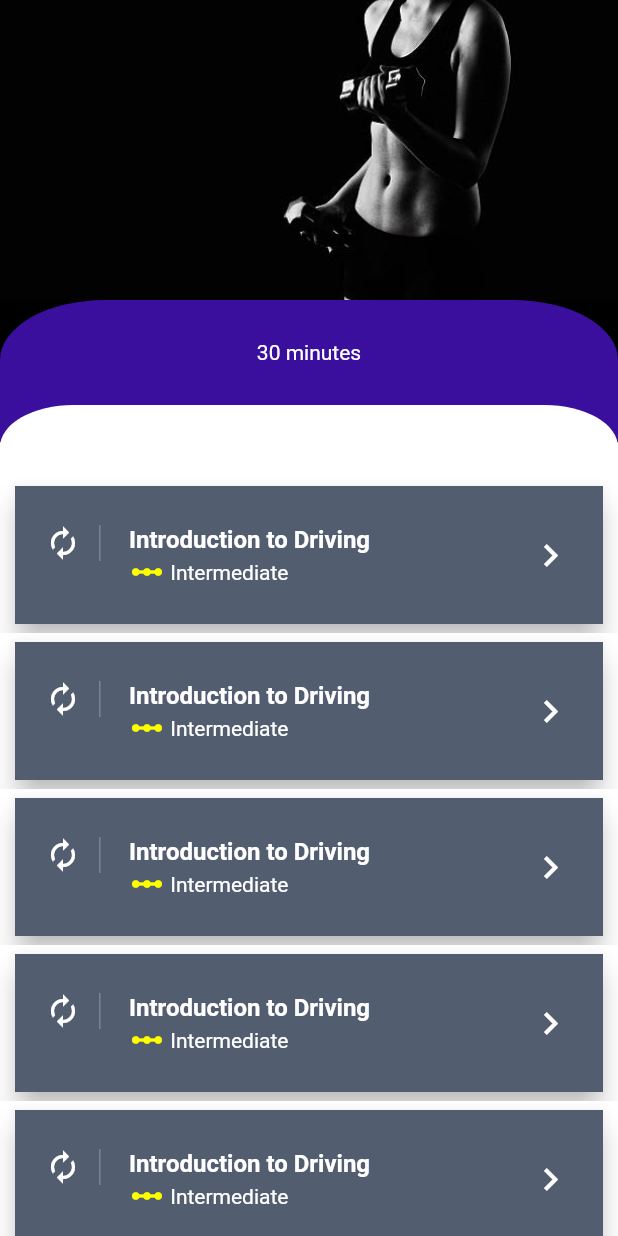
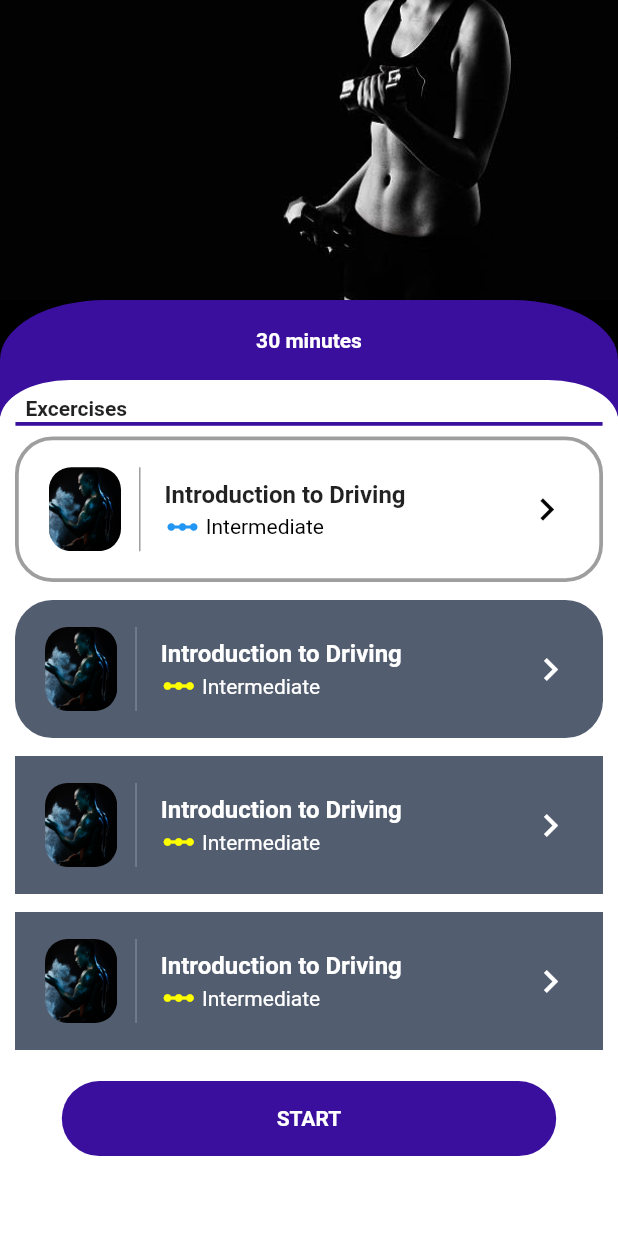
Before and after one commit to YasinGujjar/real_bodies, a Flutter app: the Desktop screen opened directly, after a tap on "3.8", on a phone screen of 412 x 824 dp. Run offline on Flutter 3.47's test engine with Material 2 defaults, Android fonts, the phone set to English and light mode, and no system bars; our stand-ins replace charts_flutter, flutter_swiper, liquid_progress_indicator.

Commit message:
Merge branch 'master' of https://github.com/YasinGujjar/real_bodies
# Conflicts:
#	lib/main.dart

```diff
--- a/lib/pages/daily_workout_plan.dart
+++ b/lib/pages/daily_workout_plan.dart
@@ -16,11 +16,11 @@ class _DailyWorkOutPlanState extends State<DailyWorkOutPlan> {
   Widget build(BuildContext context) {
 
    double width = MediaQuery.of(context).size.width;
-  //  double height = MediaQuery.of(context).size.height;
+    double height = MediaQuery.of(context).size.height;
     return SafeArea(
    child: Theme(
      data: Theme.of(context).copyWith(
-       canvasColor: Colors.transparent
+       canvasColor: Colors.transparent,
      ),
      child: Material(
 
@@ -28,6 +28,12 @@ class _DailyWorkOutPlanState extends State<DailyWorkOutPlan> {
      //   child:    Container(
          // color: Colors.transparent,
          // color: Colors.blue,
+          child:
+             Column(
+               children: <Widget>[
+                 Container(
+                   height: height * 0.85,
+
                    child: CustomScrollView(
 
 
@@ -42,23 +48,24 @@ class _DailyWorkOutPlanState extends State<DailyWorkOutPlan> {
 
 
                         SliverPersistentHeader(
-                delegate: MiddleSliverAppBar(expandedHeight: 70, title:'30 minutes'),
+                          delegate: MiddleSliverAppBar(expandedHeight: 80, title:'30 minutes'),
                           //delegate: ,
                           floating: false,
                          pinned: true,
                         ),
-              SliverPersistentHeader(
-                delegate: MiddleSecondSliverAppBar(expandedHeight: 28),
-                //delegate: ,
-                pinned: true,
-                floating: false,
-              ),
+//                    SliverPersistentHeader(
+//                      delegate: MiddleSecondSliverAppBar(expandedHeight: 28),
+//                      //delegate: ,
+//                      pinned: true,
+//                    //  floating: false,
+//
+//                    ),
 
                     SliverList(
+
                         delegate: SliverChildListDelegate(
                           [
-               Stack(
-                 children: <Widget>[
+
                             Container(
 
 //                 decoration: BoxDecoration(
@@ -71,15 +78,15 @@ class _DailyWorkOutPlanState extends State<DailyWorkOutPlan> {
 
                               Column(
                                children: <Widget>[
-//                     SizedBox(
-//                       height: height * 0.10,
-//                     ),
+                     SizedBox(
+                       height: 5,
+                     ),
 
 
                                  Container(
                                   // height: height - height *0.20,
-                         color: Colors.white,
-                         height: 20,
+                                  // color: Colors.white,
+                                //   height: 20,
 //                       decoration: BoxDecoration(
 //                         color: Colors.white,
 //                         borderRadius: BorderRadius.only(topLeft: Radius.elliptical(70,40),topRight: Radius.elliptical(70,40)),
@@ -94,7 +101,46 @@ class _DailyWorkOutPlanState extends State<DailyWorkOutPlan> {
                                    child: Column(
                                      children: <Widget>[
                                      Card(
-                           elevation: 8.0,
+                                     elevation: 0.0,
+                                     margin: new EdgeInsets.symmetric(horizontal: 10.0, vertical: 6.0),
+                                     child: Container(
+                                       decoration: BoxDecoration(//color: Color.fromRGBO(64, 75, 96, .9),
+                                       border: Border.all(color: Colors.grey, width: 2.5),
+                                       borderRadius: BorderRadius.circular(25.0),),
+                                       child: makeListTile2,
+                                     ),
+                                   ),
+                                     ],
+                                   ),
+                                 ),
+                                 Container(
+                                   width: width,
+
+                                   color: Colors.white,
+                                   child: Column(
+                                     children: <Widget>[
+                                       Card(
+                                         elevation: 0.0,
+                                         margin: new EdgeInsets.symmetric(horizontal: 10.0, vertical: 6.0),
+                                         child: Container(
+                                           decoration: BoxDecoration(color: Color.fromRGBO(64, 75, 96, .9),
+                                               borderRadius: BorderRadius.circular(25.0),
+
+                                         ),
+                                           child: makeListTile,
+                                         ),
+                                       ),
+                                     ],
+                                   ),
+                                 ),
+                                 Container(
+                                   width: width,
+
+                                   color: Colors.white,
+                                   child: Column(
+                                     children: <Widget>[
+                                       Card(
+                                         elevation: 0.0,
                                          margin: new EdgeInsets.symmetric(horizontal: 10.0, vertical: 6.0),
                                          child: Container(
                                            decoration: BoxDecoration(color: Color.fromRGBO(64, 75, 96, .9)),
@@ -111,7 +157,7 @@ class _DailyWorkOutPlanState extends State<DailyWorkOutPlan> {
                                    child: Column(
                                      children: <Widget>[
                                        Card(
-                               elevation: 8.0,
+                                         elevation: 0.0,
                                          margin: new EdgeInsets.symmetric(horizontal: 10.0, vertical: 6.0),
                                          child: Container(
                                            decoration: BoxDecoration(color: Color.fromRGBO(64, 75, 96, .9)),
@@ -128,7 +174,7 @@ class _DailyWorkOutPlanState extends State<DailyWorkOutPlan> {
                                    child: Column(
                                      children: <Widget>[
                                        Card(
-                               elevation: 8.0,
+                                         elevation: 0.0,
                                          margin: new EdgeInsets.symmetric(horizontal: 10.0, vertical: 6.0),
                                          child: Container(
                                            decoration: BoxDecoration(color: Color.fromRGBO(64, 75, 96, .9)),
@@ -145,24 +191,7 @@ class _DailyWorkOutPlanState extends State<DailyWorkOutPlan> {
                                    child: Column(
                                      children: <Widget>[
                                        Card(
-                               elevation: 8.0,
-                               margin: new EdgeInsets.symmetric(horizontal: 10.0, vertical: 6.0),
-                               child: Container(
-                                 decoration: BoxDecoration(color: Color.fromRGBO(64, 75, 96, .9)),
-                                 child: makeListTile,
-                               ),
-                             ),
-                           ],
-                         ),
-                       ),
-                       Container(
-                         width: width,
-
-                         color: Colors.white,
-                         child: Column(
-                           children: <Widget>[
-                             Card(
-                               elevation: 8.0,
+                                         elevation: 0.0,
                                          margin: new EdgeInsets.symmetric(horizontal: 10.0, vertical: 6.0),
                                          child: Container(
                                            decoration: BoxDecoration(color: Color.fromRGBO(64, 75, 96, .9)),
@@ -174,11 +203,12 @@ class _DailyWorkOutPlanState extends State<DailyWorkOutPlan> {
                                  ),
 
 
+
                                ],
                              ),
                             ),
-        ],
-               ),
+
+
                         ],
                         ),
                     ),
@@ -187,6 +217,42 @@ class _DailyWorkOutPlanState extends State<DailyWorkOutPlan> {
 
 
                     ),
+                 ),
+                 Container(
+                   height: height * 0.11,
+                   color: Colors.white,
+                   child: Center(
+                     child:  Container(
+                       height: 50,
+                       width: width * 0.80,
+                       child: FlatButton(
+                         shape: new RoundedRectangleBorder(
+                             borderRadius: new BorderRadius.circular(30.0),
+                         ),
+                         onPressed: () {},
+                         color: Palette.mainPurple,
+                         textColor: Colors.white,
+                         child: Text("Start".toUpperCase(),
+                             style: TextStyle(fontSize: 14,
+                             fontWeight: FontWeight.bold)),
+                       ),
+                     ),
+                   ),
+                 ),
+               ],
+             ),
+
+
+//            floatingActionButton: FloatingActionButton(
+//              //heroTag: "btn",
+//              onPressed: (){
+//
+//              },
+//              tooltip: 'Increment',
+//              child: Icon(Icons.add),
+//            ), // This trailing comma makes auto-formatting nicer for build methods.
+
+
        // ),
      ),
    ),
@@ -202,7 +268,8 @@ final makeListTile = ListTile(
       decoration: new BoxDecoration(
           border: new Border(
               right: new BorderSide(width: 1.0, color: Colors.white24))),
-      child: Icon(Icons.autorenew, color: Colors.white),
+    //  child: Icon(Icons.autorenew, color: Colors.white),
+      child: ClipRRect(borderRadius: BorderRadius.circular(15.0) ,child: Image.asset('assets/images/fit.jpg'))
     ),
     title: Text(
       "Introduction to Driving",
@@ -218,3 +285,28 @@ final makeListTile = ListTile(
     ),
     trailing:
     Icon(Icons.keyboard_arrow_right, color: Colors.white, size: 30.0));
+
+final makeListTile2 = ListTile(
+    contentPadding: EdgeInsets.symmetric(horizontal: 20.0, vertical: 10.0),
+    leading: Container(
+        padding: EdgeInsets.only(right: 12.0),
+        decoration: new BoxDecoration(
+            border: new Border(
+                right: new BorderSide(width: 1.0, color: Colors.grey))),
+        //  child: Icon(Icons.autorenew, color: Colors.white),
+        child: ClipRRect(borderRadius: BorderRadius.circular(15.0) ,child: Image.asset('assets/images/fit.jpg'))
+    ),
+    title: Text(
+      "Introduction to Driving",
+      style: TextStyle( fontWeight: FontWeight.bold),
+    ),
+    // subtitle: Text("Intermediate", style: TextStyle(color: Colors.white)),
+
+    subtitle: Row(
+      children: <Widget>[
+        Icon(Icons.linear_scale, color: Colors.blue),
+        Text(" Intermediate", style: TextStyle(color: Colors.black))
+      ],
+    ),
+    trailing:
+    Icon(Icons.keyboard_arrow_right, color: Colors.black, size: 30.0));
--- a/lib/ui/widgets/middle_slivr_bar.dart
+++ b/lib/ui/widgets/middle_slivr_bar.dart
@@ -29,39 +29,76 @@ class MiddleSliverAppBar extends SliverPersistentHeaderDelegate {
         borderRadius: BorderRadius.only(topLeft: Radius.elliptical(70,40),topRight: Radius.elliptical(70,40)),
 
       ),
-        child: Center(
-          child: Text(title,style: TextStyle(
-            color: Colors.white
-          ),),
+        child: Column(
+          children: <Widget>[
+            Expanded(
+              flex: 2,
+                child: Center(child: Text(title, style: TextStyle(
+                  color: Colors.white,
+                  fontWeight: FontWeight.bold
+                ),),),),
+
+            Expanded(
+              flex: 1,
+              child: Container(
+                width: MediaQuery.of(context).size.width ,
+
+
+                decoration: BoxDecoration(
+
+                  color: Colors.white,
+                  borderRadius: BorderRadius.only(topLeft: Radius.elliptical(70,40),topRight: Radius.elliptical(70,40)),
+
+                ),
+                child: Padding(
+                  padding: EdgeInsets.only(left: 17.0),
+                  child: Align(
+                    alignment: Alignment.bottomLeft,
+                      child: Text('Excercises',style: TextStyle(
+                        fontWeight: FontWeight.bold
+                      ),),),
+                ),
+              ),
+            )
+          ],
         ),
 
     ),
     ),
 
 // SizedBox(height: 200,),
-// Positioned(
-//          top: (expandedHeight - shrinkOffset) * 0.85  ,
-//         // left: MediaQuery.of(context).size.width / 4,
+ Positioned(
+          top: expandedHeight * 0.97,//(expandedHeight - shrinkOffset)  ,
+         // left: MediaQuery.of(context).size.width / 4,
 //          child: Opacity(
 //            opacity: ((shrinkOffset >40)? 0 :1 - (shrinkOffset   / expandedHeight)  ),
-//
-////            child: Card(
-////              elevation: 10,
-////              child: SizedBox(
-////                height:  expandedHeight,
-////                width:  MediaQuery.of(context).size.width / 2,
-////                child: FlutterLogo(),
-////              ),
-//    child: Container(
-//      height: 20,
-//    width: MediaQuery.of(context).size.width ,
-//    color: Colors.white,
-//    ),
-//
-//
-//        ),
-//        ),
-//
+
+//            child: Card(
+//              elevation: 10,
+//              child: SizedBox(
+//                height:  expandedHeight,
+//                width:  MediaQuery.of(context).size.width / 2,
+//                child: FlutterLogo(),
+//              ),
+    child: Container(
+      height: 10,
+    width: MediaQuery.of(context).size.width ,
+    color: Colors.white,
+      child: Align(
+        alignment: Alignment.center,
+        child: Container(
+          height: 2.5,
+          width: MediaQuery.of(context).size.width * 0.95,
+          color: Palette.mainPurple,
+        ),
+      ),
+
+    ),
+
+
+       // ),
+        ),
+
 //           Container(
 //             height: 20,
 //            //color: Colors.black,
@@ -82,7 +119,7 @@ class MiddleSliverAppBar extends SliverPersistentHeaderDelegate {
   double get maxExtent => expandedHeight;
 
   @override
-  double get minExtent => 70;
+  double get minExtent => 80;
 
   @override
   bool shouldRebuild(SliverPersistentHeaderDelegate oldDelegate) => true;
@@ -99,13 +136,16 @@ class MiddleSecondSliverAppBar extends SliverPersistentHeaderDelegate {
     print('shrink offset $shrinkOffset');
 
     return
+
          Stack(
            fit: StackFit.expand,
           overflow: Overflow.visible,
           children: [
 
+
                Container(
-            color: Palette.mainPurple,
+                color:  Palette.mainPurple,
+
                   child: Container(
                     //color: Colors.black,
 
@@ -116,13 +156,16 @@ class MiddleSecondSliverAppBar extends SliverPersistentHeaderDelegate {
 
                     ),
 
+
                   ),
+
               ),
 
 
 
+//
             Positioned(
-            top: (expandedHeight - shrinkOffset)  * 0.89  ,
+              top: (expandedHeight - shrinkOffset) ,// * 0.89  ,
               // left: MediaQuery.of(context).size.width / 4,
               child: Opacity(
                 opacity: ((shrinkOffset >5)? 0 :1 - (shrinkOffset   / expandedHeight)  ),
@@ -144,21 +187,22 @@ class MiddleSecondSliverAppBar extends SliverPersistentHeaderDelegate {
               ),
             ),
 
-// SizedBox(height: 200,),
-//
-//           Container(
-//             height: 20,
-//            //color: Colors.black,
-//            decoration: BoxDecoration(
-//
-//              color: Colors.white,
-//              borderRadius: BorderRadius.only(topLeft: Radius.elliptical(70,40),topRight: Radius.elliptical(70,40)),
-//
-//            ),
-//          ),
+ SizedBox(height: 200,),
+
+             Container(
+               height: 20,
+              //color: Colors.black,
+              decoration: BoxDecoration(
+
+                color: Colors.white,
+                borderRadius: BorderRadius.only(topLeft: Radius.elliptical(70,40),topRight: Radius.elliptical(70,40)),
+
+              ),
+            ),
 
           ],
         );
+
 
   }
 
```
Lines whose indentation alone changed are shown as unchanged.
